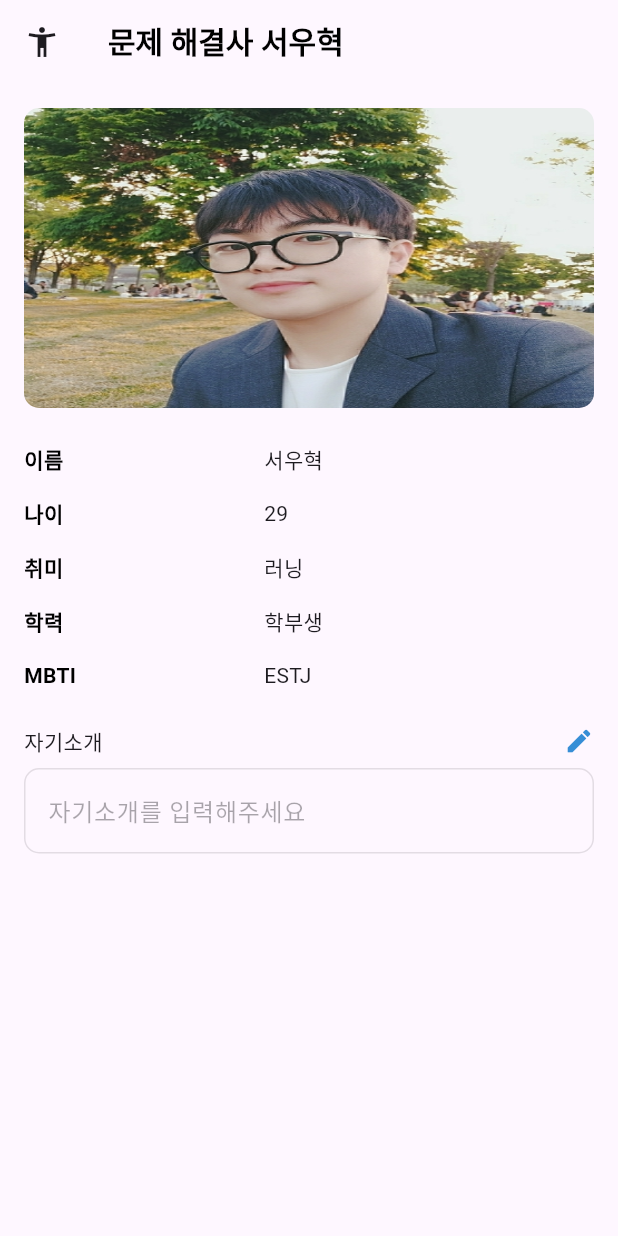
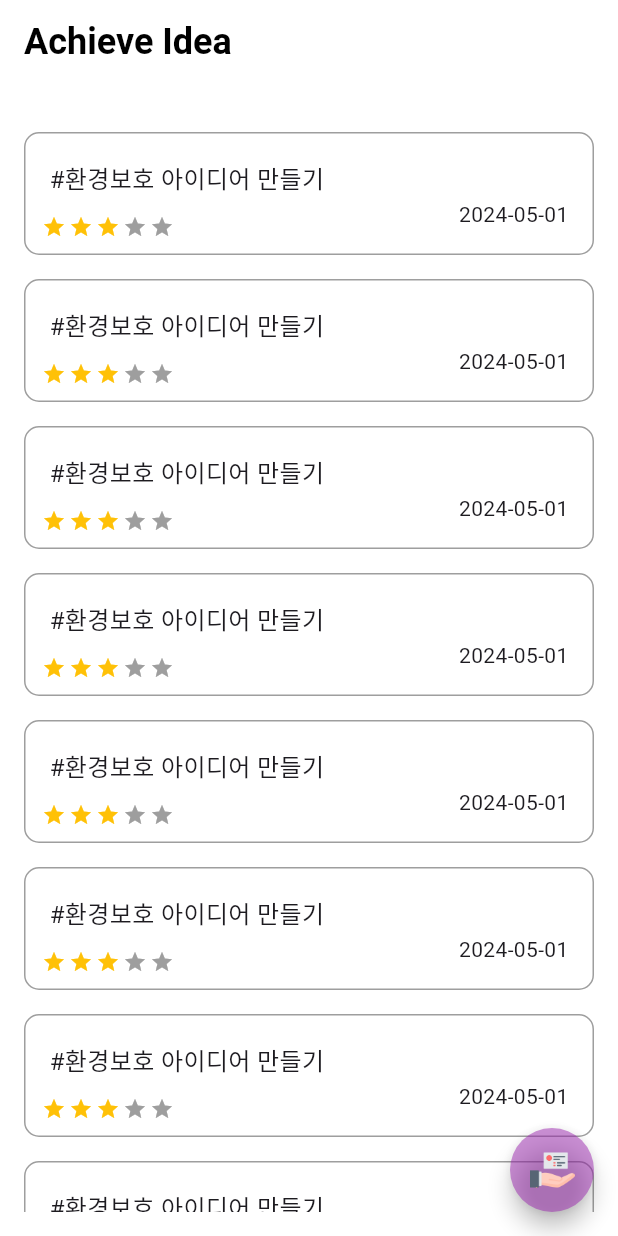
Before and after one commit to WHS95/flutter_, a Flutter app: the screen it shows after launch, on a phone screen of 412 x 824 dp. Run offline on Flutter 3.47's test engine with Material 3 defaults, Android fonts, the phone set to English and light mode, and no system bars; drawn by our look-alikes of flutter_rating_bar; our stand-ins replace sqflite; accounts and stored records are empty.

Commit message:
✨  새아이디어 작성 기능화면 구현

```diff
--- a/lib/database/database_helper.dart
+++ b/lib/database/database_helper.dart
@@ -8,7 +8,7 @@ class DatabaseHelper {
   static final DatabaseHelper _instance = DatabaseHelper._internal();
 
   // 데이터베이스 객체를 저장할 변수
-  late Database _database;
+  Database? _database;
 
   // 싱글톤 패턴을 적용하여 애플리케이션 전체에서 하나의 인스턴스를 사용
   factory DatabaseHelper() {
@@ -24,7 +24,7 @@ class DatabaseHelper {
     if (_database == null) {
       _database = await _initDatabase(); // 데이터베이스 초기화 함수 호출
     }
-    return _database; // 초기화된 데이터베이스 객체 반환
+    return _database!; // 초기화된 데이터베이스 객체 반환
   }
 
   // 데이터베이스 초기화 함수
@@ -45,13 +45,13 @@ class DatabaseHelper {
     // 'ideas'라는 테이블 생성
     await db.execute('''
       CREATE TABLE ideas(
-        id INTEGER PRIMARY KEY AUTOINCREMENT, // 자동 증가하는 기본 키
-        title TEXT, // 아이디어 제목
-        motive TEXT, // 아이디어 동기
-        content TEXT, // 아이디어 내용
-        priority INTEGER, // 아이디어 우선순위
-        feedback TEXT, // 피드백 내용
-        createdAt INTEGER // 생성 시간 (타임스탬프)
+        id INTEGER PRIMARY KEY AUTOINCREMENT,
+        title TEXT,
+        motive TEXT,
+        content TEXT,
+        priority INTEGER,
+        feedback TEXT,
+        createdAt INTEGER
       )
     ''');
   }
@@ -59,18 +59,18 @@ class DatabaseHelper {
   // 새 아이디어를 데이터베이스에 삽입하는 함수
   Future<int> insertIdeaInfo(Map<String, dynamic> idea) async {
     final db = await database; // 데이터베이스 객체를 가져옴
-    return await db.insert('tb_idea', idea); // 'ideas' 테이블에 새로운 레코드 삽입
+    return await db.insert('ideas', idea); // 'ideas' 테이블에 새로운 레코드 삽입
   }
 
   // 데이터베이스에서 모든 아이디어를 조회하는 함수
   Future<List<Map<String, dynamic>>> getAllIdea() async {
     final db = await database; // 데이터베이스 객체를 가져옴
-    return await db.query('tb_idea'); // 'ideas' 테이블에서 모든 레코드를 조회하여 반환
+    return await db.query('ideas'); // 'ideas' 테이블에서 모든 레코드를 조회하여 반환
   }
 
   Future<List<IdeaInfo>> getAllIdeaInfo() async {
     final db = await database; // 데이터베이스 객체를 가져옴
-    final List<Map<String, dynamic>> result = await db.query('tb_idea');
+    final List<Map<String, dynamic>> result = await db.query('ideas');
     return List.generate(
       result.length,
       (index) {
@@ -82,8 +82,8 @@ class DatabaseHelper {
   // 특정 ID를 가진 아이디어를 조회하는 함수
   Future<IdeaInfo?> getIdeaById(IdeaInfo idea) async {
     final db = await database; // 데이터베이스 객체를 가져옴
-    final List<Map<String, dynamic>> result = await db.query('tb_idea',
-        where: 'id = ?', whereArgs: [idea.id]); // 조건에 맞는 레코드 조회
+    final List<Map<String, dynamic>> result = await db
+        .query('ideas', where: 'id = ?', whereArgs: [idea.id]); // 조건에 맞는 레코드 조회
     if (result.isNotEmpty) {
       // 조회 결과가 있으면
       return IdeaInfo.fromMap(result.first);
@@ -95,7 +95,7 @@ class DatabaseHelper {
   Future<int> updateIdea(IdeaInfo idea) async {
     final db = await database; // 데이터베이스 객체를 가져옴
     return await db.update(
-      'tb_idea',
+      'ideas',
       idea.toMap(),
       where: 'id = ?',
       whereArgs: [idea.id],
@@ -106,7 +106,7 @@ class DatabaseHelper {
   Future<int> deleteIdea(IdeaInfo idea) async {
     final db = await database; // 데이터베이스 객체를 가져옴
     return await db.delete(
-      'tb_idea',
+      'ideas',
       where: 'id = ?',
       whereArgs: [idea.id],
     ); // 조건에 맞는 레코드 삭제
--- a/lib/main.dart
+++ b/lib/main.dart
@@ -1,7 +1,8 @@
 import 'package:flutter/cupertino.dart';
 import 'package:flutter/material.dart';
+import 'package:flutter_app/data/idea_info.dart';
+import 'package:flutter_app/screen/edit_screen.dart';
 import 'package:flutter_app/screen/main_screen.dart';
-import 'package:flutter_app/screen/splash_screen.dart';
 
 void main() {
   runApp(const MyApp());
@@ -14,13 +15,16 @@ class MyApp extends StatelessWidget {
   Widget build(BuildContext context) {
     return MaterialApp(
       title: 'Flutter 데모',
-      theme: ThemeData(
-        primarySwatch: Colors.blue,
-      ),
+      debugShowCheckedModeBanner: false,
       initialRoute: '/',
-      routes: {
-        '/': (context) => const SplashScreen(),
-        '/main': (context) => MainScreen(),
+      routes: {'/': (context) => const MainScreen()},
+      onGenerateRoute: (settings) {
+        if (settings.name == '/edit') {
+          final IdeaInfo? idea = settings.arguments as IdeaInfo?;
+          return MaterialPageRoute(
+              builder: (context) => EditScreen(idea: idea));
+        }
+        return null;
       },
     );
   }
--- a/lib/screen/main_screen.dart
+++ b/lib/screen/main_screen.dart
@@ -1,155 +1,127 @@
 import 'package:flutter/material.dart';
-import 'package:shared_preferences/shared_preferences.dart';
+import 'package:flutter_rating_bar/flutter_rating_bar.dart';
+import 'package:flutter_app/database/database_helper.dart';
+import 'package:flutter_app/data/idea_info.dart';
 
 class MainScreen extends StatefulWidget {
-  MainScreen({super.key});
-  final TextEditingController introController = TextEditingController();
+  const MainScreen({super.key}); // 생성자
 
   @override
-  _MainScreenState createState() => _MainScreenState();
+  State<MainScreen> createState() => _MyWidgetState(); // 상태 생성
 }
 
-class _MainScreenState extends State<MainScreen> {
-  bool _isEditButtonTapped = false;
+class _MyWidgetState extends State<MainScreen> {
+  late Future<List<IdeaInfo>> _ideas;
 
   @override
   void initState() {
     super.initState();
-    _getIntroduceMessage();
+    _ideas = getIdeaInfo(); // 데이터베이스에서 아이디어 목록을 가져옴
+  }
+
+  Future<List<IdeaInfo>> getIdeaInfo() async {
+    List<IdeaInfo> ideas = await DatabaseHelper().getAllIdeaInfo();
+    ideas.sort(
+        (a, b) => b.createdAt.compareTo(a.createdAt)); // createdAt을 기준으로 역순 정렬
+    return ideas;
   }
 
   @override
   Widget build(BuildContext context) {
     return Scaffold(
+      backgroundColor: Colors.white, // Scaffold의 배경색을 흰색으로 설정
       appBar: AppBar(
-        leading: const Icon(Icons.accessibility_new),
         title: const Text(
-          '문제 해결사 서우혁',
+          "Achieve Idea",
           style: TextStyle(
-            fontSize: 20,
-            fontWeight: FontWeight.bold,
-            color: Colors.black,
+            fontSize: 24, // 글자 크기
+            fontWeight: FontWeight.bold, // 글자 굵기
+            color: Colors.black, // 글자 색상
           ),
         ),
+        backgroundColor: Colors.white, // AppBar의 배경색을 흰색으로 설정
+        elevation: 0, // 그림자 높이 설정
       ),
-      body: SingleChildScrollView(
-        child: Column(
-          crossAxisAlignment: CrossAxisAlignment.start,
-          children: [
-            _buildProfileImage(),
-            _buildInfoSection('이름', '서우혁'),
-            _buildInfoSection('나이', '29'),
-            _buildInfoSection('취미', '러닝'),
-            _buildInfoSection('학력', '학부생'),
-            _buildInfoSection('MBTI', 'ESTJ'),
-            _buildIntroduceSection(),
-            _buildIntroduceTextField(),
-          ],
+      body: Container(
+        margin: const EdgeInsets.all(16), // 외부 여백 설정
+        child: ListView.builder(
+          itemCount: 10, // 아이템 개수
+          itemBuilder: (context, index) {
+            return listItem(index); // 리스트 아이템 생성
+          },
+        ),
+      ),
+      //floating action button
+      floatingActionButton: FloatingActionButton(
+        onPressed: () {
+          Navigator.pushNamed(context, '/edit');
+        },
+        backgroundColor: Colors.purple.withOpacity(0.5),
+        shape: RoundedRectangleBorder(
+          borderRadius: BorderRadius.circular(30), // 버튼을 둥글게 설정
+        ),
+        child: Image.asset(
+          'assets/business-card.png',
+          width: 30, // 버튼 크기를 더 크게 설정
+          height: 30, // 버튼 크기를 더 크게 설정
         ),
       ),
     );
   }
 
-  Widget _buildProfileImage() {
+  // 리스트 아이템을 생성하는 함수
+  Widget listItem(int index) {
     return Container(
-      margin: const EdgeInsets.all(16),
-      width: double.infinity,
-      height: 200,
-      child: ClipRRect(
-        borderRadius: BorderRadius.circular(10),
-        child: Image.asset(
-          'assets/profile_whs.jpeg',
-          fit: BoxFit.fill,
+      height: 82, // 높이 설정
+      margin: const EdgeInsets.only(top: 16), // 리스트 아이템 간의 간격을 조정
+      decoration: ShapeDecoration(
+        color: Colors.white, // 배경색을 흰색으로 설정
+        shape: RoundedRectangleBorder(
+          side: const BorderSide(color: Colors.grey, width: 1), // 테두리 설정
+          borderRadius: BorderRadius.circular(10), // 모서리 둥글게 설정
         ),
       ),
-    );
-  }
-
-  Widget _buildInfoSection(String label, String value) {
-    return Container(
-      margin: const EdgeInsets.symmetric(horizontal: 16, vertical: 8),
-      child: Row(
+      child: Stack(
+        alignment: Alignment.centerLeft, // 텍스트를 왼쪽으로 정렬
         children: [
-          SizedBox(
-            width: 160,
-            child: Text(
-              label,
-              style: const TextStyle(
-                fontWeight: FontWeight.bold,
-                color: Colors.black,
-              ),
+          // 아이디어 제목
+          Container(
+            margin: const EdgeInsets.only(left: 16, bottom: 20), // 'const' 추가
+            child: const Text(
+              "#환경보호 아이디어 만들기",
+              style: TextStyle(fontSize: 16), // 글자 크기 설정
             ),
           ),
-          Text(value),
+          // 아이디어 일시
+          const Positioned(
+            right: 16,
+            bottom: 16,
+            child: Text("2024-05-01"),
+          ),
+          // 아이디어 중요도 점수
+          Positioned(
+            left: 10, // 왼쪽 여백 설정
+            bottom: 10, // 아래쪽 여백 설정
+            child: RatingBar.builder(
+              initialRating: 3, // 초기 평점 설정
+              minRating: 1, // 최소 평점 설정
+              direction: Axis.horizontal, // 평점 방향 설정
+              allowHalfRating: true, // 반 평점 허용
+              itemCount: 5, // 별 개수 설정
+              itemSize: 16, // 별의 크기를 작게 설정
+              itemPadding:
+                  const EdgeInsets.symmetric(horizontal: 1.0), // 별 사이의 간격 설정
+              itemBuilder: (context, _) => const Icon(
+                Icons.star, // 별 아이콘 설정
+                color: Colors.amber, // 별 색상 설정
+              ),
+              onRatingUpdate: (rating) {
+                print(rating); // 평점 업데이트 시 콘솔에 출력
+              },
+            ),
+          ),
         ],
       ),
     );
   }
-
-  Widget _buildIntroduceSection() {
-    return Row(
-      mainAxisAlignment: MainAxisAlignment.spaceBetween,
-      children: [
-        Container(
-          margin: const EdgeInsets.only(left: 16, top: 16),
-          child: const Text('자기소개'),
-        ),
-        GestureDetector(
-          onTap: _toggleEditMode,
-          child: Container(
-            margin: const EdgeInsets.only(right: 16, top: 16),
-            child: Icon(
-              Icons.edit,
-              size: 20,
-              color: _isEditButtonTapped
-                  ? Colors.black
-                  : const Color.fromARGB(255, 54, 142, 214),
-            ),
-          ),
-        ),
-      ],
-    );
-  }
-
-  Widget _buildIntroduceTextField() {
-    return Container(
-      margin: const EdgeInsets.symmetric(horizontal: 16, vertical: 8),
-      child: TextField(
-        controller: widget.introController,
-        enabled: _isEditButtonTapped,
-        decoration: InputDecoration(
-          border: OutlineInputBorder(
-            borderRadius: BorderRadius.circular(10),
-            borderSide: const BorderSide(color: Colors.black),
-          ),
-          hintText: '자기소개를 입력해주세요',
-        ),
-      ),
-    );
-  }
-
-  Future<void> _getIntroduceMessage() async {
-    var sharedPreferences = await SharedPreferences.getInstance();
-    String? introduceMessage = sharedPreferences.getString('introduceMessage');
-    widget.introController.text = introduceMessage ?? "";
-  }
-
-  void _toggleEditMode() async {
-    setState(() {
-      _isEditButtonTapped = !_isEditButtonTapped;
-    });
-    if (_isEditButtonTapped && widget.introController.text.isEmpty) {
-      var snackBar = const SnackBar(
-        content: Text('자기소개를 입력해주세요'),
-        duration: Duration(seconds: 2),
-      );
-      ScaffoldMessenger.of(context).showSnackBar(snackBar);
-      return;
-    }
-    if (_isEditButtonTapped) {
-      var introduceMessage = await SharedPreferences.getInstance();
-      introduceMessage.setString(
-          'introduceMessage', widget.introController.text);
-    }
-  }
 }
--- a/pubspec.yaml
+++ b/pubspec.yaml
@@ -19,6 +19,8 @@ dependencies:
   cupertino_icons: ^1.0.8
   shared_preferences: ^2.3.2
   sqflite: ^2.3.3+1
+  flutter_rating_bar: ^4.0.1
+  intl: ^0.19.0
 
 dev_dependencies:
   flutter_test:
```
Also changed, not shown: lib/screen/edit_screen.dart (added, +158 -0 lines), pubspec.lock, 1 other file.
